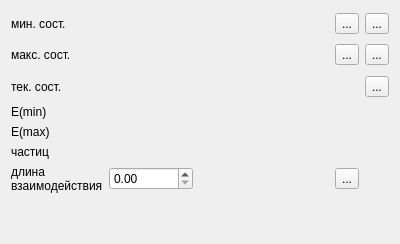
Before: the Qt Designer form systemproperties.ui in uyras/QtViewer, drawn with Qt 5.
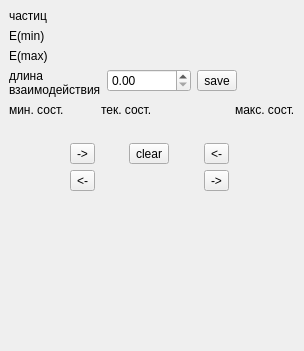
After: the same form once the commit is applied. Icons and pictures are not drawn.

What changed in the file:
```diff
--- a/systemproperties.ui
+++ b/systemproperties.ui
@@ -1,32 +1,92 @@
 <?xml version="1.0" encoding="UTF-8"?>
 <ui version="4.0">
  <class>SystemProperties</class>
- <widget class="QWidget" name="SystemProperties">
+ <widget class="QDockWidget" name="SystemProperties">
   <property name="geometry">
    <rect>
     <x>0</x>
     <y>0</y>
-    <width>400</width>
-    <height>244</height>
+    <width>304</width>
+    <height>351</height>
    </rect>
   </property>
   <property name="sizePolicy">
-   <sizepolicy hsizetype="Preferred" vsizetype="Expanding">
+   <sizepolicy hsizetype="Minimum" vsizetype="Preferred">
     <horstretch>0</horstretch>
     <verstretch>0</verstretch>
    </sizepolicy>
   </property>
-  <property name="maximumSize">
-   <size>
-    <width>400</width>
-    <height>300</height>
-   </size>
+  <property name="floating">
+   <bool>false</bool>
+  </property>
+  <property name="features">
+   <set>QDockWidget::AllDockWidgetFeatures</set>
   </property>
   <property name="windowTitle">
    <string>Свойства системы</string>
   </property>
-  <layout class="QGridLayout" name="gridLayout">
-   <item row="6" column="1">
+  <widget class="QWidget" name="dockContent">
+   <layout class="QVBoxLayout" name="verticalLayout">
+    <item>
+     <layout class="QFormLayout" name="formLayout">
+      <item row="0" column="0">
+       <widget class="QLabel" name="label_2">
+        <property name="text">
+         <string>частиц</string>
+        </property>
+       </widget>
+      </item>
+      <item row="0" column="1">
+       <widget class="QLabel" name="partsNumberLabel">
+        <property name="text">
+         <string/>
+        </property>
+       </widget>
+      </item>
+      <item row="1" column="0">
+       <widget class="QLabel" name="label_6">
+        <property name="toolTip">
+         <string>Энергия минимального состояния</string>
+        </property>
+        <property name="text">
+         <string>E(min)</string>
+        </property>
+       </widget>
+      </item>
+      <item row="1" column="1">
+       <widget class="QLabel" name="eMinLbl">
+        <property name="text">
+         <string/>
+        </property>
+       </widget>
+      </item>
+      <item row="2" column="0">
+       <widget class="QLabel" name="label_7">
+        <property name="toolTip">
+         <string>Энергия максимального состояния</string>
+        </property>
+        <property name="text">
+         <string>E(max)</string>
+        </property>
+       </widget>
+      </item>
+      <item row="2" column="1">
+       <widget class="QLabel" name="eMaxLbl">
+        <property name="text">
+         <string/>
+        </property>
+       </widget>
+      </item>
+      <item row="3" column="0">
+       <widget class="QLabel" name="label_4">
+        <property name="text">
+         <string>&lt;html&gt;&lt;head/&gt;&lt;body&gt;&lt;p&gt;длина&lt;br/&gt;взаимодействия&lt;/p&gt;&lt;/body&gt;&lt;/html&gt;</string>
+        </property>
+       </widget>
+      </item>
+      <item row="3" column="1">
+       <layout class="QHBoxLayout" name="horizontalLayout">
+        <item>
     <widget class="QDoubleSpinBox" name="interactionRangeField">
      <property name="sizePolicy">
       <sizepolicy hsizetype="Fixed" vsizetype="Fixed">
@@ -42,30 +102,45 @@
      </property>
     </widget>
    </item>
-   <item row="6" column="2">
+        <item>
     <widget class="QToolButton" name="interactionRangeSaveBtn">
      <property name="text">
-      <string>...</string>
+           <string>save</string>
      </property>
      <property name="icon">
-      <iconset theme="document-save"/>
+           <iconset theme="document-save" resource="icons.qrc">
+            <normaloff>:/icons/save.ico</normaloff>:/icons/save.ico</iconset>
+          </property>
+          <property name="iconSize">
+           <size>
+            <width>16</width>
+            <height>16</height>
+           </size>
      </property>
      <property name="checkable">
       <bool>false</bool>
      </property>
     </widget>
    </item>
-   <item row="0" column="0">
+       </layout>
+      </item>
+     </layout>
+    </item>
+    <item>
+     <layout class="QHBoxLayout" name="horizontalLayout_2">
+      <item>
+       <layout class="QVBoxLayout" name="verticalLayout_2">
+        <item>
     <widget class="QLabel" name="label">
      <property name="text">
       <string>мин. сост.</string>
      </property>
     </widget>
    </item>
-   <item row="0" column="1">
+        <item>
     <widget class="QLabel" name="minStateLbl">
      <property name="sizePolicy">
-      <sizepolicy hsizetype="MinimumExpanding" vsizetype="Expanding">
+           <sizepolicy hsizetype="Preferred" vsizetype="Preferred">
        <horstretch>0</horstretch>
        <verstretch>0</verstretch>
       </sizepolicy>
@@ -84,10 +159,54 @@
      </property>
     </widget>
    </item>
-   <item row="0" column="2">
+        <item>
+         <spacer name="verticalSpacer_6">
+          <property name="orientation">
+           <enum>Qt::Vertical</enum>
+          </property>
+          <property name="sizeHint" stdset="0">
+           <size>
+            <width>20</width>
+            <height>40</height>
+           </size>
+          </property>
+         </spacer>
+        </item>
+       </layout>
+      </item>
+      <item>
+       <layout class="QVBoxLayout" name="verticalLayout_6">
+        <item>
+         <spacer name="verticalSpacer_3">
+          <property name="orientation">
+           <enum>Qt::Vertical</enum>
+          </property>
+          <property name="sizeHint" stdset="0">
+           <size>
+            <width>20</width>
+            <height>40</height>
+           </size>
+          </property>
+         </spacer>
+        </item>
+        <item>
+         <widget class="QToolButton" name="minStateLoadBtn">
+          <property name="toolTip">
+           <string>Установить минимальное состояние как текущее</string>
+          </property>
+          <property name="text">
+           <string>-&gt;</string>
+          </property>
+          <property name="icon">
+           <iconset theme="document-open" resource="icons.qrc">
+            <normaloff>:/icons/forward.ico</normaloff>:/icons/forward.ico</iconset>
+          </property>
+         </widget>
+        </item>
+        <item>
     <widget class="QToolButton" name="minStateSaveBtn">
      <property name="text">
-      <string>...</string>
+           <string>&lt;-</string>
      </property>
      <property name="icon">
       <iconset theme="document-save">
@@ -95,152 +214,224 @@
      </property>
     </widget>
    </item>
-   <item row="1" column="0">
-    <widget class="QLabel" name="label_3">
-     <property name="text">
-      <string>макс. сост.</string>
-     </property>
-    </widget>
-   </item>
-   <item row="1" column="1">
-    <widget class="QLabel" name="maxStateLbl">
-     <property name="sizePolicy">
-      <sizepolicy hsizetype="Expanding" vsizetype="Expanding">
-       <horstretch>0</horstretch>
-       <verstretch>0</verstretch>
-      </sizepolicy>
-     </property>
-     <property name="text">
-      <string/>
-     </property>
-     <property name="textFormat">
-      <enum>Qt::RichText</enum>
-     </property>
-     <property name="wordWrap">
-      <bool>true</bool>
-     </property>
-    </widget>
-   </item>
-   <item row="2" column="1">
-    <widget class="QLabel" name="currentStateLbl">
-     <property name="sizePolicy">
-      <sizepolicy hsizetype="Expanding" vsizetype="Expanding">
-       <horstretch>0</horstretch>
-       <verstretch>0</verstretch>
-      </sizepolicy>
-     </property>
-     <property name="text">
-      <string/>
-     </property>
-     <property name="textFormat">
-      <enum>Qt::RichText</enum>
-     </property>
-     <property name="wordWrap">
-      <bool>true</bool>
-     </property>
-    </widget>
-   </item>
-   <item row="2" column="0">
+        <item>
+         <spacer name="verticalSpacer_2">
+          <property name="orientation">
+           <enum>Qt::Vertical</enum>
+          </property>
+          <property name="sizeHint" stdset="0">
+           <size>
+            <width>20</width>
+            <height>40</height>
+           </size>
+          </property>
+         </spacer>
+        </item>
+       </layout>
+      </item>
+      <item>
+       <layout class="QVBoxLayout" name="verticalLayout_5">
+        <item>
     <widget class="QLabel" name="label_5">
      <property name="text">
       <string>тек. сост.</string>
      </property>
     </widget>
    </item>
-   <item row="0" column="3">
-    <widget class="QToolButton" name="minStateLoadBtn">
-     <property name="text">
-      <string>...</string>
-     </property>
-     <property name="icon">
-      <iconset theme="document-open">
-       <normaloff>.</normaloff>.</iconset>
-     </property>
-    </widget>
-   </item>
-   <item row="1" column="2">
-    <widget class="QToolButton" name="maxStateSaveBtn">
+        <item>
+         <widget class="QLabel" name="currentStateLbl">
+          <property name="sizePolicy">
+           <sizepolicy hsizetype="Preferred" vsizetype="Preferred">
+            <horstretch>0</horstretch>
+            <verstretch>0</verstretch>
+           </sizepolicy>
+          </property>
      <property name="text">
-      <string>...</string>
-     </property>
-     <property name="icon">
-      <iconset theme="document-save">
-       <normaloff>.</normaloff>.</iconset>
-     </property>
-    </widget>
-   </item>
-   <item row="1" column="3">
-    <widget class="QToolButton" name="maxStateLoadBtn">
-     <property name="text">
-      <string>...</string>
-     </property>
-     <property name="icon">
-      <iconset theme="document-open">
-       <normaloff>.</normaloff>.</iconset>
-     </property>
-    </widget>
-   </item>
-   <item row="2" column="3">
+           <string/>
+          </property>
+          <property name="textFormat">
+           <enum>Qt::RichText</enum>
+          </property>
+          <property name="wordWrap">
+           <bool>true</bool>
+          </property>
+         </widget>
+        </item>
+        <item>
+         <layout class="QHBoxLayout" name="horizontalLayout_3">
+          <item>
+           <spacer name="horizontalSpacer_2">
+            <property name="orientation">
+             <enum>Qt::Horizontal</enum>
+            </property>
+            <property name="sizeHint" stdset="0">
+             <size>
+              <width>40</width>
+              <height>20</height>
+             </size>
+            </property>
+           </spacer>
+          </item>
+          <item>
     <widget class="QToolButton" name="currentStateClearBtn">
+            <property name="toolTip">
+             <string>Сбросить текущее состояние</string>
+            </property>
+            <property name="layoutDirection">
+             <enum>Qt::LeftToRight</enum>
+            </property>
      <property name="text">
-      <string>...</string>
+             <string>clear</string>
      </property>
      <property name="icon">
-      <iconset theme="document-new">
-       <normaloff>.</normaloff>.</iconset>
-     </property>
-    </widget>
-   </item>
-   <item row="5" column="0">
-    <widget class="QLabel" name="label_2">
-     <property name="text">
-      <string>частиц</string>
-     </property>
-    </widget>
-   </item>
-   <item row="5" column="1">
-    <widget class="QLabel" name="partsNumberLabel">
-     <property name="text">
-      <string/>
-     </property>
-    </widget>
-   </item>
-   <item row="6" column="0">
-    <widget class="QLabel" name="label_4">
-     <property name="text">
-      <string>&lt;html&gt;&lt;head/&gt;&lt;body&gt;&lt;p&gt;длина&lt;br/&gt;взаимодействия&lt;/p&gt;&lt;/body&gt;&lt;/html&gt;</string>
-     </property>
-    </widget>
-   </item>
-   <item row="4" column="1">
-    <widget class="QLabel" name="eMaxLbl">
+             <iconset theme="document-new" resource="icons.qrc">
+              <normaloff>:/icons/new.ico</normaloff>:/icons/new.ico</iconset>
+            </property>
+            <property name="iconSize">
+             <size>
+              <width>16</width>
+              <height>16</height>
+             </size>
+            </property>
+           </widget>
+          </item>
+          <item>
+           <spacer name="horizontalSpacer">
+            <property name="orientation">
+             <enum>Qt::Horizontal</enum>
+            </property>
+            <property name="sizeHint" stdset="0">
+             <size>
+              <width>40</width>
+              <height>20</height>
+             </size>
+            </property>
+           </spacer>
+          </item>
+         </layout>
+        </item>
+        <item>
+         <spacer name="verticalSpacer_8">
+          <property name="orientation">
+           <enum>Qt::Vertical</enum>
+          </property>
+          <property name="sizeHint" stdset="0">
+           <size>
+            <width>20</width>
+            <height>40</height>
+           </size>
+          </property>
+         </spacer>
+        </item>
+       </layout>
+      </item>
+      <item>
+       <layout class="QVBoxLayout" name="verticalLayout_7">
+        <item>
+         <spacer name="verticalSpacer_5">
+          <property name="orientation">
+           <enum>Qt::Vertical</enum>
+          </property>
+          <property name="sizeHint" stdset="0">
+           <size>
+            <width>20</width>
+            <height>40</height>
+           </size>
+          </property>
+         </spacer>
+        </item>
+        <item>
+         <widget class="QToolButton" name="maxStateLoadBtn">
+          <property name="toolTip">
+           <string>Установить максимальное состояние как текущее</string>
+          </property>
      <property name="text">
-      <string/>
-     </property>
-    </widget>
-   </item>
-   <item row="3" column="1">
-    <widget class="QLabel" name="eMinLbl">
+           <string>&lt;-</string>
+          </property>
+          <property name="icon">
+           <iconset theme="document-open" resource="icons.qrc">
+            <normaloff>:/icons/back.ico</normaloff>:/icons/back.ico</iconset>
+          </property>
+         </widget>
+        </item>
+        <item>
+         <widget class="QToolButton" name="maxStateSaveBtn">
+          <property name="toolTip">
+           <string>Установить текущее состояние как максимальное</string>
+          </property>
      <property name="text">
-      <string/>
-     </property>
-    </widget>
-   </item>
-   <item row="4" column="0">
-    <widget class="QLabel" name="label_7">
+           <string>-&gt;</string>
+          </property>
+          <property name="icon">
+           <iconset theme="document-save" resource="icons.qrc">
+            <normaloff>:/icons/forward.ico</normaloff>:/icons/forward.ico</iconset>
+          </property>
+         </widget>
+        </item>
+        <item>
+         <spacer name="verticalSpacer_4">
+          <property name="orientation">
+           <enum>Qt::Vertical</enum>
+          </property>
+          <property name="sizeHint" stdset="0">
+           <size>
+            <width>20</width>
+            <height>40</height>
+           </size>
+          </property>
+         </spacer>
+        </item>
+       </layout>
+      </item>
+      <item>
+       <layout class="QVBoxLayout" name="verticalLayout_3">
+        <item>
+         <widget class="QLabel" name="label_3">
+          <property name="toolTip">
+           <string>Максимальное состояние</string>
+          </property>
      <property name="text">
-      <string>E(max)</string>
+           <string>макс. сост.</string>
      </property>
     </widget>
    </item>
-   <item row="3" column="0">
-    <widget class="QLabel" name="label_6">
+        <item>
+         <widget class="QLabel" name="maxStateLbl">
+          <property name="sizePolicy">
+           <sizepolicy hsizetype="Preferred" vsizetype="Preferred">
+            <horstretch>0</horstretch>
+            <verstretch>0</verstretch>
+           </sizepolicy>
+          </property>
      <property name="text">
-      <string>E(min)</string>
-     </property>
-    </widget>
-   </item>
-   <item row="7" column="1">
+           <string/>
+          </property>
+          <property name="textFormat">
+           <enum>Qt::RichText</enum>
+          </property>
+          <property name="wordWrap">
+           <bool>true</bool>
+          </property>
+         </widget>
+        </item>
+        <item>
+         <spacer name="verticalSpacer_7">
+          <property name="orientation">
+           <enum>Qt::Vertical</enum>
+          </property>
+          <property name="sizeHint" stdset="0">
+           <size>
+            <width>20</width>
+            <height>40</height>
+           </size>
+          </property>
+         </spacer>
+        </item>
+       </layout>
+      </item>
+     </layout>
+    </item>
+    <item>
     <spacer name="verticalSpacer">
      <property name="orientation">
       <enum>Qt::Vertical</enum>
@@ -255,6 +446,9 @@
    </item>
   </layout>
  </widget>
- <resources/>
+ </widget>
+ <resources>
+  <include location="icons.qrc"/>
+ </resources>
  <connections/>
 </ui>
```
Left out of the diff: 25 changed lines with no effect on the pictures. Lines whose indentation alone changed are shown as unchanged.
